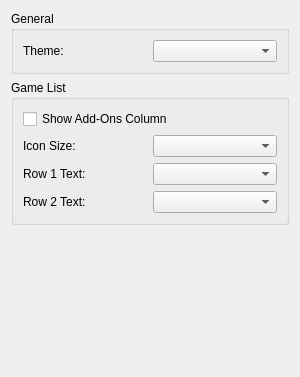
The window that src/yuzu/configuration/configure_ui.ui (rorrim-rorrim/eden-alt) describes before a commit, drawn with Qt 5.
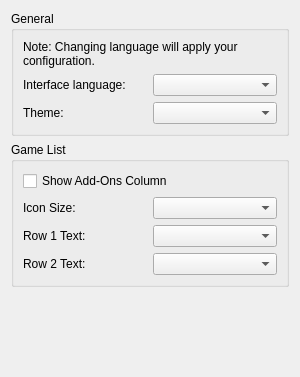
The same window after the commit.

Patch:
```diff
--- a/src/yuzu/configuration/configure_ui.ui
+++ b/src/yuzu/configuration/configure_ui.ui
@@ -13,17 +13,39 @@
   <property name="windowTitle">
    <string>Form</string>
   </property>
-  <layout class="QHBoxLayout" name="HorizontalLayout">
+  <layout class="QVBoxLayout" name="verticalLayout">
    <item>
-    <layout class="QVBoxLayout" name="VerticalLayout">
-     <item>
-      <widget class="QGroupBox" name="GeneralGroupBox">
+    <widget class="QGroupBox" name="general_groupBox">
        <property name="title">
         <string>General</string>
        </property>
        <layout class="QHBoxLayout" name="horizontalLayout">
         <item>
-         <layout class="QVBoxLayout" name="verticalLayout">
+       <layout class="QVBoxLayout" name="verticalLayout_2">
+        <item>
+         <widget class="QLabel" name="label_change_language_info">
+          <property name="text">
+           <string>Note: Changing language will apply your configuration.</string>
+          </property>
+          <property name="wordWrap">
+           <bool>true</bool>
+          </property>
+         </widget>
+        </item>
+        <item>
+         <layout class="QHBoxLayout" name="horizontalLayout_2">
+          <item>
+           <widget class="QLabel" name="language_label">
+            <property name="text">
+             <string>Interface language:</string>
+            </property>
+           </widget>
+          </item>
+          <item>
+           <widget class="QComboBox" name="language_combobox"/>
+          </item>
+         </layout>
+        </item>
           <item>
            <layout class="QHBoxLayout" name="horizontalLayout_3">
             <item>
@@ -117,8 +139,6 @@
         </size>
        </property>
       </spacer>
-     </item>
-    </layout>
    </item>
   </layout>
  </widget>
```
Lines whose indentation alone changed are shown as unchanged.
